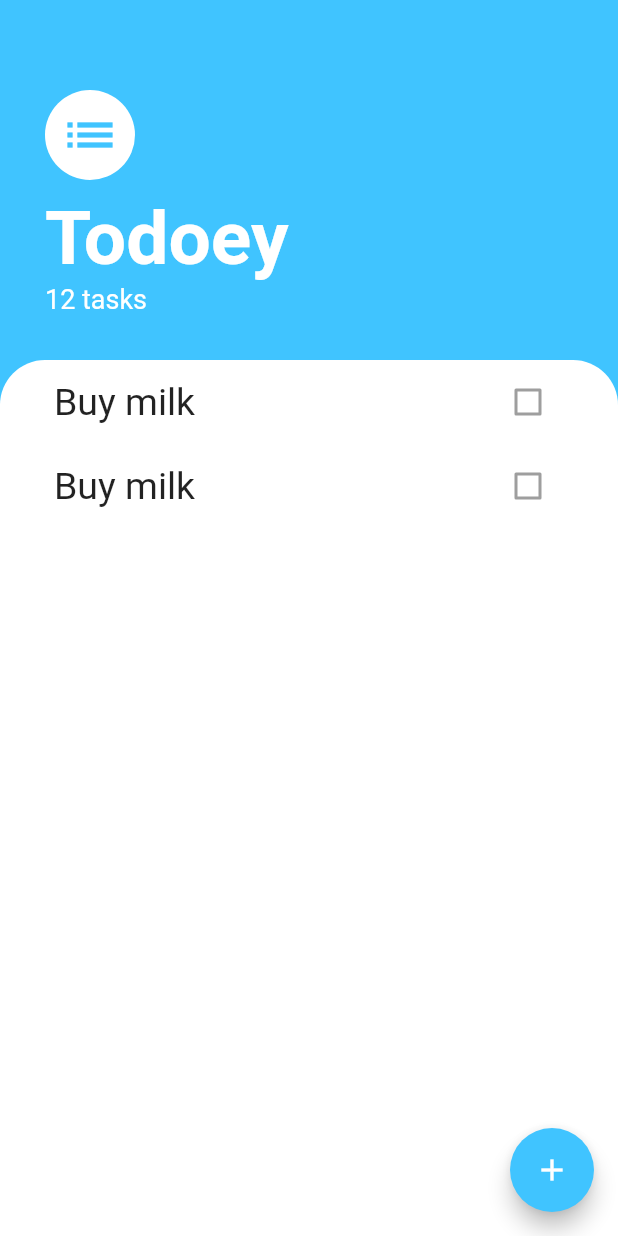
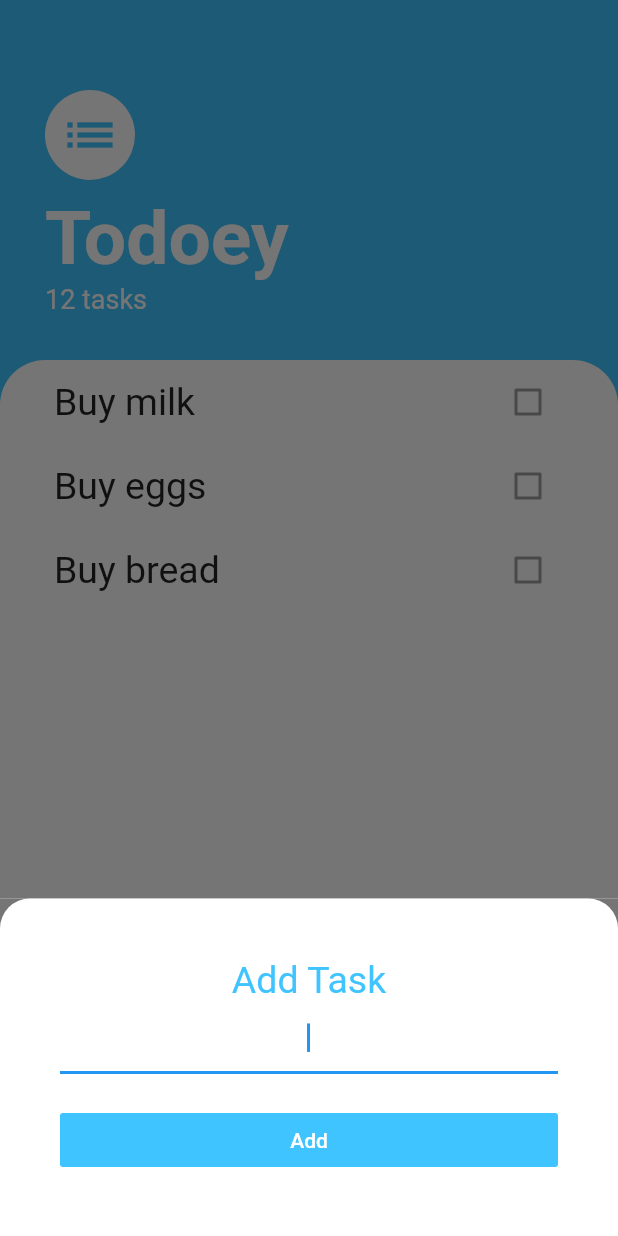
Before and after one commit to YouriChc/todoey_flutter, a Flutter app: the screen it shows after launch, after a tap on the "add" icon, on a phone screen of 412 x 824 dp. Run offline on Flutter 3.47's test engine with Material 2 defaults, Android fonts, the phone set to English and light mode, and no system bars.

Commit message:
create task model + refactor code + add an add screen

```diff
--- /dev/null
+++ b/lib/models/task.dart
@@ -0,0 +1,10 @@
+class Task {
+  final String name;
+  bool isDone;
+
+  Task({this.name, this.isDone = false});
+
+  void toogleDone() {
+    isDone = !isDone;
+  }
+}
--- /dev/null
+++ b/lib/screens/add_task_screen.dart
@@ -0,0 +1,56 @@
+import 'package:flutter/material.dart';
+
+class AddTaskScreen extends StatelessWidget {
+  @override
+  Widget build(BuildContext context) {
+    return Container(
+      color: Color(0xff757575),
+      child: Column(
+        crossAxisAlignment: CrossAxisAlignment.stretch,
+        children: <Widget>[
+          Container(
+            padding: EdgeInsets.all(40),
+            decoration: BoxDecoration(
+              color: Colors.white,
+              borderRadius: BorderRadius.only(
+                topRight: Radius.circular(20),
+                topLeft: Radius.circular(20),
+              ),
+            ),
+            child: Column(
+              crossAxisAlignment: CrossAxisAlignment.stretch,
+              children: <Widget>[
+                Text(
+                  'Add Task',
+                  textAlign: TextAlign.center,
+                  style: TextStyle(
+                    color: Colors.lightBlueAccent,
+                    fontSize: 25,
+                  ),
+                ),
+                TextField(
+                  autofocus: true,
+                  textAlign: TextAlign.center,
+                  decoration: InputDecoration(
+                    fillColor: Colors.lightBlueAccent,
+                  ),
+                ),
+                SizedBox(
+                  height: 20,
+                ),
+                FlatButton(
+                  color: Colors.lightBlueAccent,
+                  onPressed: () {},
+                  child: Text(
+                    'Add',
+                    style: TextStyle(color: Colors.white),
+                  ),
+                )
+              ],
+            ),
+          ),
+        ],
+      ),
+    );
+  }
+}
--- a/lib/screens/tasks_screen.dart
+++ b/lib/screens/tasks_screen.dart
@@ -1,14 +1,30 @@
 import 'package:flutter/material.dart';
+import 'package:todoeyflutter/screens/add_task_screen.dart';
 import 'package:todoeyflutter/widgets/tasks_list.dart';
 
 class TasksScreen extends StatelessWidget {
+  Widget buildBottomSheet(BuildContext context) {
+    return Container();
+  }
+
   @override
   Widget build(BuildContext context) {
     return Scaffold(
       backgroundColor: Colors.lightBlueAccent,
       floatingActionButton: FloatingActionButton(
         backgroundColor: Colors.lightBlueAccent,
-        onPressed: () => {},
+        onPressed: () {
+          showModalBottomSheet(
+            context: context,
+            isScrollControlled: true,
+            builder: (context) => SingleChildScrollView(
+              child: Container(
+                padding: EdgeInsets.only(bottom: MediaQuery.of(context).viewInsets.bottom),
+                child: AddTaskScreen(),
+              ),
+            ),
+          );
+        },
         child: Icon(
           Icons.add,
         ),
--- a/lib/widgets/task_tile.dart
+++ b/lib/widgets/task_tile.dart
@@ -1,17 +1,25 @@
 import 'package:flutter/material.dart';
 
 class TaskTile extends StatelessWidget {
+  TaskTile({this.text, this.isChecked});
+
+  final bool isChecked;
+  final String text;
+
   @override
   Widget build(BuildContext context) {
     return ListTile(
       title: Text(
-        'Buy milk',
+        text,
         style: TextStyle(
           fontSize: 25,
+          decoration: isChecked ? TextDecoration.lineThrough : null,
         ),
       ),
       trailing: Checkbox(
-        value: false,
+        value: isChecked,
+        activeColor: Colors.lightBlueAccent,
+//        onChanged: toggleCheckBoxState,
       ),
     );
   }
--- a/lib/widgets/tasks_list.dart
+++ b/lib/widgets/tasks_list.dart
@@ -1,13 +1,26 @@
 import 'package:flutter/material.dart';
 import 'package:todoeyflutter/widgets/task_tile.dart';
+import 'package:todoeyflutter/models/task.dart';
 
-class TasksList extends StatelessWidget {
+class TasksList extends StatefulWidget {
+  @override
+  State<StatefulWidget> createState() => _TaskListState();
+}
+
+class _TaskListState extends State<TasksList> {
+  List<Task> tasks = [
+    Task(name: 'Buy milk'),
+    Task(name: 'Buy eggs'),
+    Task(name: 'Buy bread'),
+  ];
+
   @override
   Widget build(BuildContext context) {
     return ListView(
       children: <Widget>[
-        TaskTile(),
-        TaskTile(),
+        TaskTile(text: tasks[0].name, isChecked: tasks[0].isDone),
+        TaskTile(text: tasks[1].name, isChecked: tasks[1].isDone),
+        TaskTile(text: tasks[2].name, isChecked: tasks[2].isDone),
       ],
     );
   }
```
Also changed, not shown: pubspec.yaml (+1 -52 lines).
